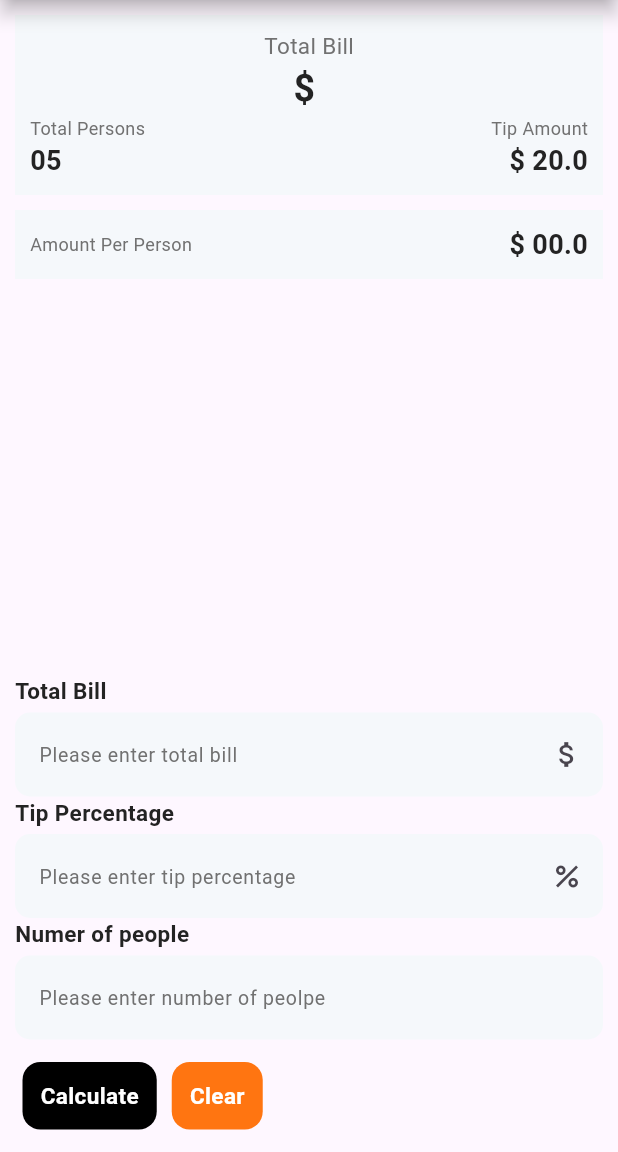
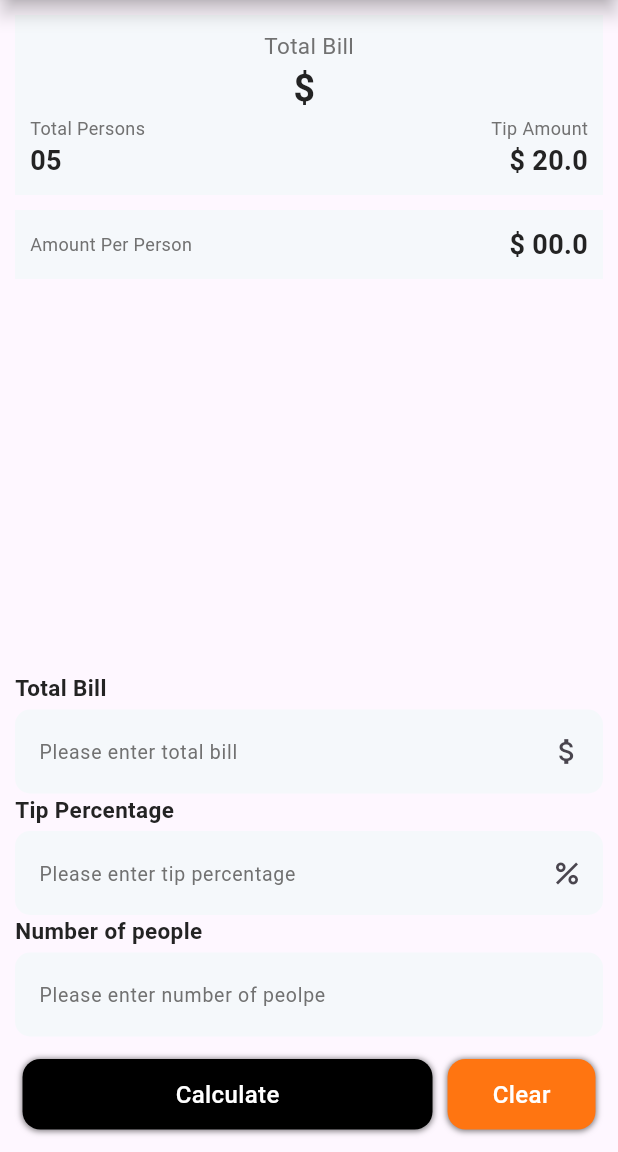
Before and after one commit to alvihossain1/flutter_tip_calculator, a Flutter app: the screen it shows after launch, on a phone screen of 412 x 824 dp, the part 84-1236 px from its top. Run offline on Flutter 3.47's test engine with Material 2 defaults, Android fonts, the phone set to English and light mode, and no system bars.

Commit message:
first commit

```diff
--- a/lib/screens/TipCalculator.dart
+++ b/lib/screens/TipCalculator.dart
@@ -95,7 +95,7 @@ class _CalculatorState extends State<Calculator> {
             ),
             SampleInputField(
               controller: totalPeopleController,
-              fieldName: "Numer of people",
+              fieldName: "Number of people",
               hintText: "Please enter number of peolpe",
             ),
             SizedBox(
@@ -103,8 +103,10 @@ class _CalculatorState extends State<Calculator> {
             ),
             Row(
               children: [
-                sampleButton(buttonText: "Calculate", buttonBackgroundColor: Colors.black),
-                sampleButton(buttonText: "Clear", buttonBackgroundColor: clearButtonColor),
+                Expanded(
+                  child: sampleButton(buttonText: "Calculate", buttonBackgroundColor: Colors.black, formKey: formKey),
+                ),
+                sampleButton(buttonText: "Clear", buttonBackgroundColor: clearButtonColor, formKey: formKey),
               ],
             )
 
--- a/lib/screens/widgets/SampleInputField.dart
+++ b/lib/screens/widgets/SampleInputField.dart
@@ -18,8 +18,6 @@ class _SampleInputFieldState extends State<SampleInputField> {
   static const Color containerColor = Color(0xffF5F8FB);
   static const Color textBlack = Color(0xff232323);
   static const Color textLightBlack = Color(0xff717171);
-  static const Color clearButtonColor = Color(0xffFF7511);
-
 
   @override
   Widget build(BuildContext context) {
@@ -54,10 +52,20 @@ class _SampleInputFieldState extends State<SampleInputField> {
           ),
 
           onFieldSubmitted: (value){
-            if(value.isEmpty){
+            if(value.isEmpty)
+            {
               widget.controller.text = "0.00";
             }
+            widget.controller.text = value.toString();
+            setState(() {});
           },
+
+          onSaved: (value){
+            widget.controller.text = value.toString();
+            setState(() {});
+          },
+
+
 
 
         ),
--- a/lib/screens/widgets/sampleButton.dart
+++ b/lib/screens/widgets/sampleButton.dart
@@ -4,8 +4,9 @@ class sampleButton extends StatefulWidget {
 
   final String buttonText;
   final Color buttonBackgroundColor;
+  final GlobalKey<FormState> formKey;
 
-  const sampleButton({super.key, required this.buttonText, required this.buttonBackgroundColor});
+  const sampleButton({super.key, required this.buttonText, required this.buttonBackgroundColor, required this.formKey});
 
 
   @override
@@ -13,20 +14,33 @@ class sampleButton extends StatefulWidget {
 }
 
 class _sampleButtonState extends State<sampleButton> {
+
+  final formKey = GlobalKey<FormState>();
+
   @override
   Widget build(BuildContext context) {
-    return InkWell(
-      onTap: (){
-
+    return GestureDetector(
+      onTap: () {
+        setState(() {
+          widget.formKey.currentState!.validate();
+        });
       },
       child: Container(
+        alignment: Alignment.center,
         margin: EdgeInsets.all(5),
         decoration: BoxDecoration(
           color: widget.buttonBackgroundColor,
           borderRadius: BorderRadius.circular(12),
+          boxShadow: [
+            BoxShadow(
+              color: Colors.black54,
+              offset: Offset(0.0, 0.5), //(x,y)
+              blurRadius: 3.0,
+            ),
+          ],
         ),
-        padding: EdgeInsets.all(12),
-        child: Text(widget.buttonText.toString(), style: TextStyle(fontSize: 15,color: Colors.white, fontWeight: FontWeight.w600),),
+        padding: EdgeInsets.symmetric(vertical: 12, horizontal: 30),
+        child: Text(widget.buttonText.toString(), style: TextStyle(fontSize: 16,color: Colors.white, fontWeight: FontWeight.w500),),
       ),
     );
   }
```
